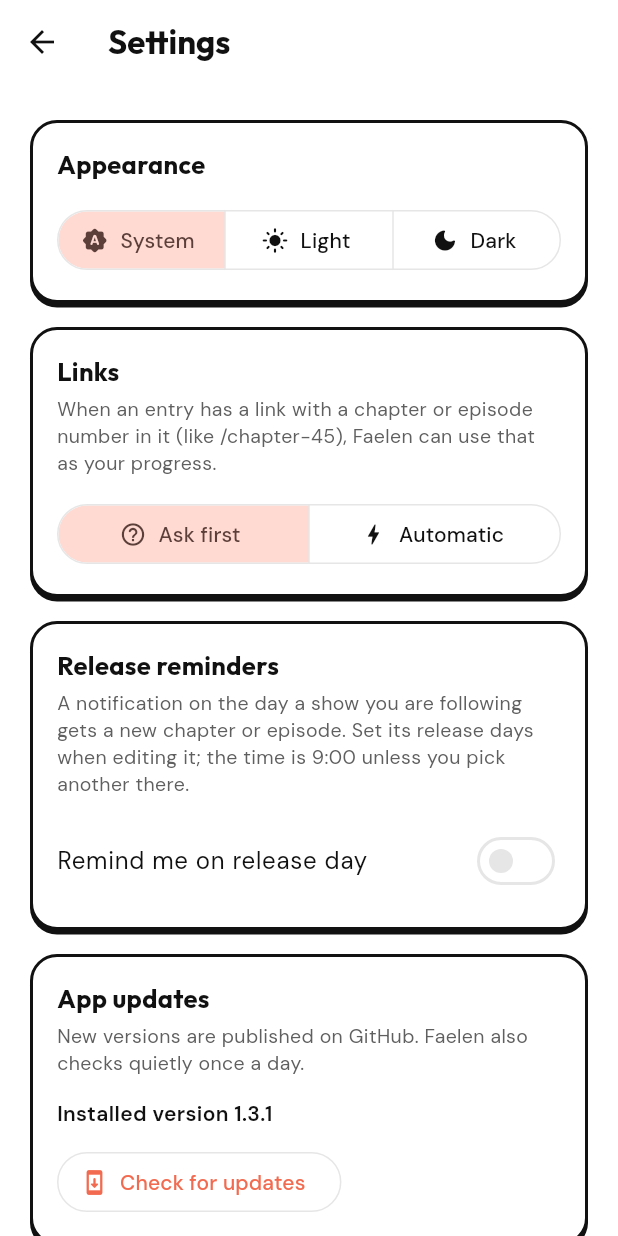
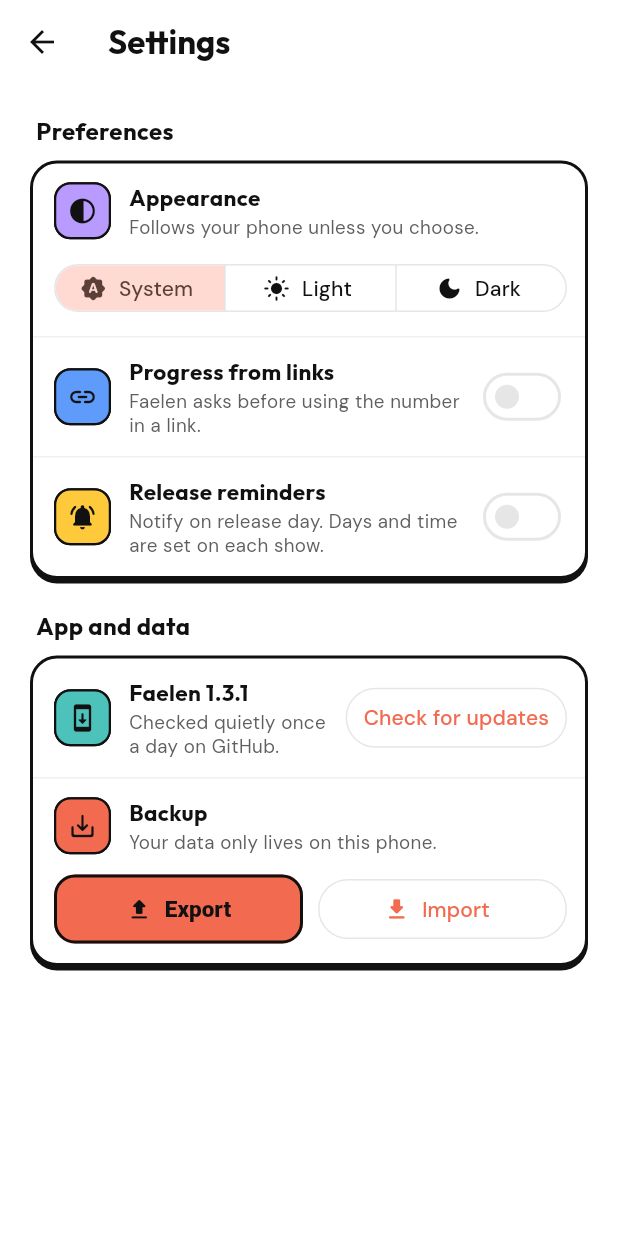
Before and after one commit to bryanvaw/faelen, a Flutter app: the screen it shows after launch, after a tap on the "settings" icon, on a phone screen of 412 x 824 dp. Run offline on Flutter 3.47's test engine with Material 3 defaults, Android fonts, the phone set to English and light mode, and no system bars; our stand-ins replace file_picker, flutter_local_notifications, flutter_timezone, google_fonts, image_picker, package_info_plus and 3 more; network calls fail.

Commit message:
Redesign Settings into compact grouped rows
- Replace five large cards with two grouped cards, Preferences and
  App and data, using compact rows (icon, title, one short line,
  trailing control). The screen now fits a 360x800 phone without
  scrolling.
- Turn the Links choice into a Progress from links switch; off keeps
  asking first, on updates progress automatically. Behavior unchanged.
- Move Check for updates onto the version row; show Download, release
  notes and the install hint underneath only when an update exists.
- Keep Backup Export and Import side by side under its row.
- Add layout tests for fitting a 360x800 phone and the links switch;
  update the label test for the removed Ask first and Automatic buttons.
- Update PROGRESS.md.

```diff
--- a/lib/features/settings/settings_screen.dart
+++ b/lib/features/settings/settings_screen.dart
@@ -10,6 +10,8 @@ import 'package:url_launcher/url_launcher.dart';
 import '../../core/settings_store.dart';
 import '../../core/theme.dart';
 import '../../core/update_service.dart';
+import '../media/media_theme.dart';
+import '../media/models/media_entry.dart';
 import '../media/services/release_reminders.dart';
 import '../media/state/media_store.dart';
 import 'backup_service.dart';
@@ -81,12 +83,18 @@ class SettingsScreen extends StatelessWidget {
             alignment: Alignment.topCenter,
             child: ConstrainedBox(
               constraints: const BoxConstraints(maxWidth: 700),
-              child: ListView(padding: const EdgeInsets.fromLTRB(20, 8, 20, 32), children: [
-                _Section(
+              child: ListView(padding: const EdgeInsets.fromLTRB(20, 4, 20, 28), children: [
+                const _GroupTitle('Preferences'),
+                _Group(children: [
+                  _Row(
+                    icon: Icons.contrast_rounded,
+                    color: typeColor(MediaType.manhwa),
                     title: 'Appearance',
-                  child: SegmentedButton<ThemeMode>(
+                    subtitle: 'Follows your phone unless you choose.',
+                    below: SegmentedButton<ThemeMode>(
                       showSelectedIcon: false,
                       expandedInsets: EdgeInsets.zero,
+                      style: const ButtonStyle(visualDensity: VisualDensity.compact),
                       segments: [
                         ButtonSegment(value: ThemeMode.system, icon: Icon(Icons.brightness_auto_rounded), label: _segLabel('System')),
                         ButtonSegment(value: ThemeMode.light, icon: Icon(Icons.light_mode_rounded), label: _segLabel('Light')),
@@ -96,51 +104,35 @@ class SettingsScreen extends StatelessWidget {
                       onSelectionChanged: (s) => settings.setThemeMode(s.first),
                     ),
                   ),
-                _Section(
-                  title: 'Links',
-                  subtitle: 'When an entry has a link with a chapter or episode number in it '
-                      '(like /chapter-45), Faelen can use that as your progress.',
-                  child: SegmentedButton<bool>(
-                    showSelectedIcon: false,
-                    expandedInsets: EdgeInsets.zero,
-                    segments: [
-                      ButtonSegment(value: false, icon: Icon(Icons.help_outline_rounded), label: _segLabel('Ask first')),
-                      ButtonSegment(value: true, icon: Icon(Icons.bolt_rounded), label: _segLabel('Automatic')),
-                    ],
-                    selected: {settings.autoUrlProgress},
-                    onSelectionChanged: (s) => settings.setAutoUrlProgress(s.first),
-                  ),
+                  _Row(
+                    icon: Icons.link_rounded,
+                    color: typeColor(MediaType.anime),
+                    title: 'Progress from links',
+                    subtitle: settings.autoUrlProgress
+                        ? 'A chapter or episode number in a link updates progress.'
+                        : 'Faelen asks before using the number in a link.',
+                    trailing: Switch(value: settings.autoUrlProgress, onChanged: settings.setAutoUrlProgress),
+                    onTap: () => settings.setAutoUrlProgress(!settings.autoUrlProgress),
                   ),
                   if (ReleaseReminders.supported)
-                  _Section(
+                    _Row(
+                      icon: Icons.notifications_active_rounded,
+                      color: typeColor(MediaType.movie),
                       title: 'Release reminders',
-                    subtitle: 'A notification on the day a show you are following gets a new chapter or episode. '
-                        'Set its release days when editing it; the time is 9:00 unless you pick another there.',
-                    child: SwitchListTile(
-                      contentPadding: EdgeInsets.zero,
-                      title: const Text('Remind me on release day'),
-                      value: settings.releaseReminders,
-                      onChanged: (on) async {
-                        if (on && !await context.read<ReleaseReminders>().requestPermission()) {
-                          if (context.mounted) {
-                            _toast(context, 'Allow notifications for Faelen in system settings to get reminders');
-                          }
-                          return;
-                        }
-                        settings.setReleaseReminders(on);
-                      },
+                      subtitle: 'Notify on release day. Days and time are set on each show.',
+                      trailing: Switch(value: settings.releaseReminders, onChanged: (on) => _setReminders(context, settings, on)),
+                      onTap: () => _setReminders(context, settings, !settings.releaseReminders),
                     ),
-                  ),
-                const _Section(
-                  title: 'App updates',
-                  subtitle: 'New versions are published on GitHub. Faelen also checks quietly once a day.',
-                  child: _UpdateCheck(),
-                ),
-                _Section(
+                ]),
+                const _GroupTitle('App and data'),
+                _Group(children: [
+                  const _UpdateCheck(),
+                  _Row(
+                    icon: Icons.save_alt_rounded,
+                    color: p.primary,
                     title: 'Backup',
-                  subtitle: 'Your data only lives on this device. Export a backup file to keep it safe '
-                      'or move it to another phone.',
-                  child: Row(children: [
+                    subtitle: 'Your data only lives on this phone.',
+                    below: Row(children: [
                       Expanded(
                         child: FilledButton.icon(
                           onPressed: () => _export(context),
@@ -148,7 +140,7 @@ class SettingsScreen extends StatelessWidget {
                           label: const Text('Export'),
                         ),
                       ),
-                    const SizedBox(width: 12),
+                      const SizedBox(width: 10),
                       Expanded(
                         child: OutlinedButton.icon(
                           onPressed: () => _import(context),
@@ -159,16 +151,119 @@ class SettingsScreen extends StatelessWidget {
                     ]),
                   ),
                 ]),
+              ]),
             ),
           ),
         ),
       ),
     );
   }
+
+  /// Turning reminders on asks for notification permission first; a refusal leaves the switch off.
+  Future<void> _setReminders(BuildContext context, SettingsStore settings, bool on) async {
+    if (on && !await context.read<ReleaseReminders>().requestPermission()) {
+      if (context.mounted) _toast(context, 'Allow notifications for Faelen in system settings to get reminders');
+      return;
+    }
+    settings.setReleaseReminders(on);
+  }
 }
 
 /// Segment label that shrinks to fit instead of wrapping mid-word on narrow screens or large fonts.
 Widget _segLabel(String text) => FittedBox(fit: BoxFit.scaleDown, child: Text(text, maxLines: 1, softWrap: false));
+
+class _GroupTitle extends StatelessWidget {
+  const _GroupTitle(this.text);
+  final String text;
+
+  @override
+  Widget build(BuildContext context) {
+    final p = Palette.of(context);
+    return Padding(
+      padding: const EdgeInsets.fromLTRB(4, 16, 4, 8),
+      child: Text(text, style: heading(16, weight: FontWeight.w700, color: p.text)),
+    );
+  }
+}
+
+/// One outlined card holding several rows, split by hairlines, instead of a card per setting.
+class _Group extends StatelessWidget {
+  const _Group({required this.children});
+  final List<Widget> children;
+
+  @override
+  Widget build(BuildContext context) {
+    final p = Palette.of(context);
+    return Padding(
+      padding: const EdgeInsets.only(bottom: 4), // room for the hard shadow
+      child: Container(
+        decoration: brutal(p, radius: 18, shadow: 3),
+        clipBehavior: Clip.antiAlias,
+        child: Column(children: [
+          for (var i = 0; i < children.length; i++) ...[
+            if (i > 0) Divider(height: 1, thickness: 1, color: p.outline.withValues(alpha: 0.6)),
+            children[i],
+          ],
+        ]),
+      ),
+    );
+  }
+}
+
+/// A setting: tinted icon, title and one short line, then either a trailing control (switch, button)
+/// or a full-width control underneath.
+class _Row extends StatelessWidget {
+  const _Row({
+    required this.icon,
+    required this.color,
+    required this.title,
+    this.subtitle,
+    this.trailing,
+    this.below,
+    this.onTap,
+  });
+  final IconData icon;
+  final Color color;
+  final String title;
+  final String? subtitle;
+  final Widget? trailing;
+  final Widget? below;
+  final VoidCallback? onTap;
+
+  @override
+  Widget build(BuildContext context) {
+    final p = Palette.of(context);
+    return InkWell(
+      onTap: onTap,
+      child: Padding(
+        padding: const EdgeInsets.fromLTRB(14, 12, 12, 12),
+        child: Column(crossAxisAlignment: CrossAxisAlignment.stretch, children: [
+          Row(children: [
+            Container(
+              width: 38,
+              height: 38,
+              decoration: brutal(p, color: color, radius: 11, shadow: 0, border: 1.5),
+              child: Icon(icon, size: 20, color: onTile),
+            ),
+            const SizedBox(width: 12),
+            Expanded(
+              child: Column(crossAxisAlignment: CrossAxisAlignment.start, children: [
+                Text(title, style: heading(15, weight: FontWeight.w700, color: p.text)),
+                if (subtitle != null)
+                  Padding(
+                    padding: const EdgeInsets.only(top: 2),
+                    child: Text(subtitle!, style: TextStyle(color: p.subText, fontSize: 12.5, height: 1.3)),
+                  ),
+              ]),
+            ),
+            if (trailing != null) ...[const SizedBox(width: 8), trailing!],
+          ]),
+          if (below != null) ...[const SizedBox(height: 12), below!],
+        ]),
+      ),
+    );
+  }
+}
 
 class _UpdateCheck extends StatefulWidget {
   const _UpdateCheck();
@@ -216,16 +311,26 @@ class _UpdateCheckState extends State<_UpdateCheck> {
   Widget build(BuildContext context) {
     final p = Palette.of(context);
     final update = _update;
-    return Column(crossAxisAlignment: CrossAxisAlignment.start, children: [
-      Text('Installed version ${_version ?? '...'}', style: TextStyle(color: p.text, fontWeight: FontWeight.w600)),
-      const SizedBox(height: 12),
-      OutlinedButton.icon(
+    return _Row(
+      icon: Icons.system_update_rounded,
+      color: typeColor(MediaType.drama),
+      title: 'Faelen ${_version ?? '...'}',
+      subtitle: 'Checked quietly once a day on GitHub.',
+      trailing: ConstrainedBox(
+        constraints: const BoxConstraints(maxWidth: 150),
+        child: OutlinedButton(
           onPressed: _busy ? null : _check,
-        icon: _busy
+          style: OutlinedButton.styleFrom(minimumSize: const Size(0, 40), padding: const EdgeInsets.symmetric(horizontal: 12)),
+          child: _busy
               ? const SizedBox(width: 18, height: 18, child: CircularProgressIndicator(strokeWidth: 2))
-            : const Icon(Icons.system_update_rounded),
-        label: _segLabel('Check for updates'),
+              : _segLabel('Check for updates'),
         ),
+      ),
+      below: (_message == null && update == null)
+          ? null
+          : Column(crossAxisAlignment: CrossAxisAlignment.stretch, children: [
+              if (_message != null)
+                Text(_message!, style: TextStyle(color: p.text, fontSize: 13, fontWeight: FontWeight.w700)),
               if (update != null) ...[
                 const SizedBox(height: 10),
                 FilledButton.icon(
@@ -233,48 +338,15 @@ class _UpdateCheckState extends State<_UpdateCheck> {
                   icon: const Icon(Icons.download_rounded),
                   label: _segLabel('Download ${update.version}'),
                 ),
-      ],
-      if (_message != null) ...[
-        const SizedBox(height: 10),
-        Text(_message!, style: TextStyle(color: p.text, fontSize: 13, fontWeight: FontWeight.w600)),
-      ],
-      if (update != null) ...[
                 if (update.notes.isNotEmpty) ...[
-          const SizedBox(height: 6),
-          Text(update.notes, maxLines: 6, overflow: TextOverflow.ellipsis, style: TextStyle(color: p.subText, fontSize: 13, height: 1.35)),
+                  const SizedBox(height: 8),
+                  Text(update.notes, maxLines: 4, overflow: TextOverflow.ellipsis, style: TextStyle(color: p.subText, fontSize: 12.5, height: 1.35)),
                 ],
                 const SizedBox(height: 6),
-        Text('After it downloads, open the file and tap Install. Your entries are kept.',
+                Text('Open the file when it finishes and tap Install. Your entries are kept.',
                     style: TextStyle(color: p.subText, fontSize: 12.5, height: 1.35)),
               ],
-    ]);
-  }
-}
-
-class _Section extends StatelessWidget {
-  const _Section({required this.title, required this.child, this.subtitle});
-  final String title;
-  final String? subtitle;
-  final Widget child;
-
-  @override
-  Widget build(BuildContext context) {
-    final p = Palette.of(context);
-    return Padding(
-      padding: const EdgeInsets.only(top: 16),
-      child: Container(
-        padding: const EdgeInsets.all(16),
-        decoration: brutal(p, radius: 18, shadow: 3),
-        child: Column(crossAxisAlignment: CrossAxisAlignment.start, children: [
-          Text(title, style: heading(17, weight: FontWeight.w700, color: p.text)),
-          if (subtitle != null) ...[
-            const SizedBox(height: 4),
-            Text(subtitle!, style: TextStyle(color: p.subText, fontSize: 13, height: 1.35)),
-          ],
-          const SizedBox(height: 14),
-          child,
             ]),
-      ),
     );
   }
 }
```
Also changed, not shown: 3 other files. Lines whose indentation alone changed are shown as unchanged.
